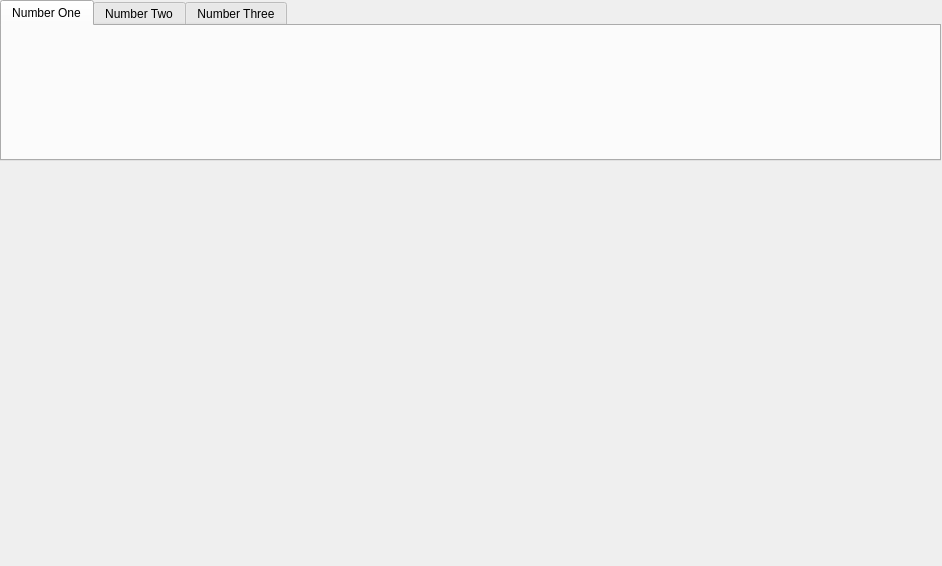
Before: the Qt Designer form ui_devel/gui.ui in ColumbiaCMB/adr_control, drawn with Qt 5.
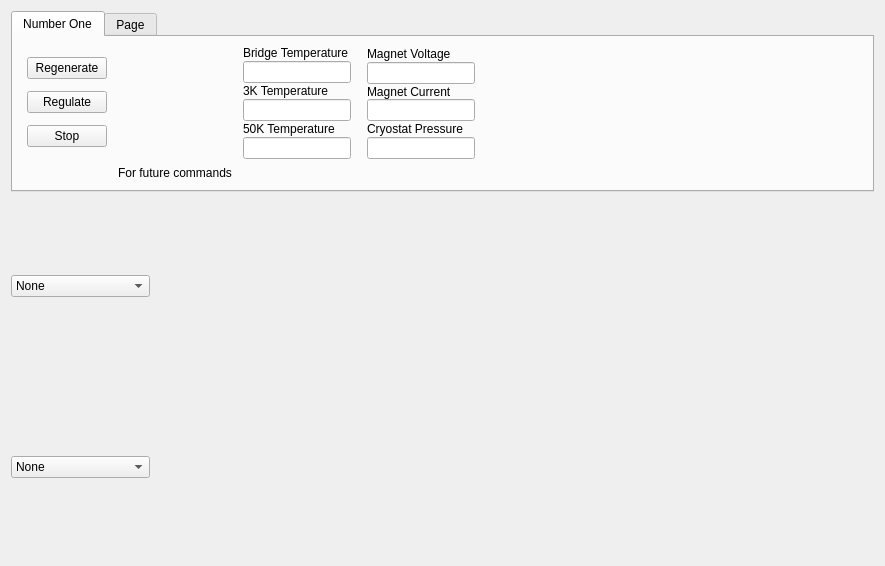
After: the same form once the commit is applied. The open tabs and pages were chosen to show the change.

Commit message: Control gui now contains two plots each of which are individually controlled by a drop-down menu. New class added to support multiple plots. Measurement panel completely redone.

```diff
--- a/ui_devel/gui.ui
+++ b/ui_devel/gui.ui
@@ -6,148 +6,395 @@
    <rect>
     <x>0</x>
     <y>0</y>
-    <width>942</width>
+    <width>885</width>
     <height>566</height>
    </rect>
   </property>
   <property name="windowTitle">
    <string>Form</string>
   </property>
-  <widget class="QTabWidget" name="tabWidget">
-   <property name="geometry">
-    <rect>
-     <x>0</x>
-     <y>0</y>
-     <width>941</width>
-     <height>161</height>
-    </rect>
-   </property>
-   <property name="currentIndex">
-    <number>1</number>
-   </property>
-   <widget class="QWidget" name="tab">
-    <attribute name="title">
-     <string>Number One</string>
-    </attribute>
-   </widget>
-   <widget class="QWidget" name="tab_2">
-    <attribute name="title">
-     <string>Number Two</string>
-    </attribute>
-    <widget class="QWidget" name="gridLayoutWidget">
-     <property name="geometry">
-      <rect>
-       <x>10</x>
-       <y>10</y>
-       <width>631</width>
-       <height>111</height>
-      </rect>
+  <layout class="QGridLayout" name="gridLayout">
+   <item row="0" column="0">
+    <widget class="QTabWidget" name="tabWidget">
+     <property name="sizePolicy">
+      <sizepolicy hsizetype="Expanding" vsizetype="Fixed">
+       <horstretch>0</horstretch>
+       <verstretch>0</verstretch>
+      </sizepolicy>
      </property>
-     <layout class="QGridLayout" name="gridLayout">
-      <item row="1" column="1">
-       <widget class="QLineEdit" name="temp_bridge_value">
-        <property name="readOnly">
-         <bool>true</bool>
-        </property>
-       </widget>
-      </item>
-      <item row="0" column="1">
-       <widget class="QLineEdit" name="bridge_setpoint_value">
-        <property name="readOnly">
-         <bool>true</bool>
-        </property>
-       </widget>
-      </item>
-      <item row="1" column="0">
-       <widget class="QLabel" name="label_2">
-        <property name="text">
-         <string>Bridge Temperature</string>
-        </property>
-       </widget>
-      </item>
-      <item row="0" column="0">
-       <widget class="QLabel" name="label">
-        <property name="text">
-         <string>Bridge Setpoint</string>
-        </property>
-       </widget>
-      </item>
-      <item row="0" column="2">
-       <widget class="QLabel" name="label_3">
-        <property name="text">
-         <string>3K Temp</string>
-        </property>
-       </widget>
-      </item>
-      <item row="0" column="3">
-       <widget class="QLineEdit" name="temp_3k_value">
-        <property name="readOnly">
-         <bool>true</bool>
-        </property>
-       </widget>
-      </item>
-      <item row="1" column="2">
-       <widget class="QLabel" name="label_4">
-        <property name="text">
-         <string>50K Temp</string>
-        </property>
-       </widget>
-      </item>
-      <item row="1" column="3">
-       <widget class="QLineEdit" name="temp_50k_value">
-        <property name="readOnly">
-         <bool>true</bool>
-        </property>
-       </widget>
-      </item>
-      <item row="0" column="4">
-       <widget class="QLabel" name="label_5">
-        <property name="text">
-         <string>Magnet Voltage</string>
-        </property>
-       </widget>
-      </item>
-      <item row="1" column="4">
-       <widget class="QLabel" name="label_6">
-        <property name="text">
-         <string>Magnet Current</string>
-        </property>
-       </widget>
-      </item>
-      <item row="0" column="5">
-       <widget class="QLineEdit" name="magnet_voltage_value">
-        <property name="readOnly">
-         <bool>true</bool>
-        </property>
-       </widget>
-      </item>
-      <item row="1" column="5">
-       <widget class="QLineEdit" name="magnet_current_value">
-        <property name="readOnly">
-         <bool>true</bool>
-        </property>
-       </widget>
-      </item>
-     </layout>
+     <property name="currentIndex">
+      <number>0</number>
+     </property>
+     <widget class="QWidget" name="tab">
+      <property name="sizePolicy">
+       <sizepolicy hsizetype="Preferred" vsizetype="Preferred">
+        <horstretch>0</horstretch>
+        <verstretch>0</verstretch>
+       </sizepolicy>
+      </property>
+      <attribute name="title">
+       <string>Number One</string>
+      </attribute>
+      <layout class="QVBoxLayout" name="verticalLayout_3">
+       <property name="sizeConstraint">
+        <enum>QLayout::SetMinimumSize</enum>
+       </property>
+       <item>
+        <layout class="QGridLayout" name="gridLayout_2">
+         <property name="sizeConstraint">
+          <enum>QLayout::SetMinimumSize</enum>
+         </property>
+         <item row="1" column="1">
+          <widget class="QLabel" name="label">
+           <property name="text">
+            <string>For future commands</string>
+           </property>
+          </widget>
+         </item>
+         <item row="0" column="0">
+          <layout class="QVBoxLayout" name="verticalLayout_4">
+           <property name="spacing">
+            <number>1</number>
+           </property>
+           <property name="sizeConstraint">
+            <enum>QLayout::SetMinimumSize</enum>
+           </property>
+           <property name="leftMargin">
+            <number>5</number>
+           </property>
+           <property name="rightMargin">
+            <number>5</number>
+           </property>
+           <item>
+            <widget class="QPushButton" name="pushButton">
+             <property name="text">
+              <string>Regenerate</string>
+             </property>
+            </widget>
+           </item>
+           <item>
+            <widget class="QPushButton" name="pushButton_3">
+             <property name="text">
+              <string>Regulate</string>
+             </property>
+            </widget>
+           </item>
+           <item>
+            <widget class="QPushButton" name="pushButton_2">
+             <property name="text">
+              <string>Stop</string>
+             </property>
+            </widget>
+           </item>
+          </layout>
+         </item>
+         <item row="0" column="3">
+          <layout class="QVBoxLayout" name="verticalLayout_5">
+           <property name="spacing">
+            <number>0</number>
+           </property>
+           <property name="sizeConstraint">
+            <enum>QLayout::SetMinimumSize</enum>
+           </property>
+           <property name="leftMargin">
+            <number>5</number>
+           </property>
+           <property name="rightMargin">
+            <number>5</number>
+           </property>
+           <item>
+            <widget class="QLabel" name="label_9">
+             <property name="sizePolicy">
+              <sizepolicy hsizetype="Preferred" vsizetype="Preferred">
+               <horstretch>0</horstretch>
+               <verstretch>0</verstretch>
+              </sizepolicy>
+             </property>
+             <property name="text">
+              <string>Magnet Voltage</string>
+             </property>
+            </widget>
+           </item>
+           <item>
+            <widget class="QLineEdit" name="magnet_voltage_value">
+             <property name="sizePolicy">
+              <sizepolicy hsizetype="Minimum" vsizetype="Fixed">
+               <horstretch>0</horstretch>
+               <verstretch>0</verstretch>
+              </sizepolicy>
+             </property>
+             <property name="readOnly">
+              <bool>true</bool>
+             </property>
+            </widget>
+           </item>
+           <item>
+            <widget class="QLabel" name="label_10">
+             <property name="sizePolicy">
+              <sizepolicy hsizetype="Preferred" vsizetype="Preferred">
+               <horstretch>0</horstretch>
+               <verstretch>0</verstretch>
+              </sizepolicy>
+             </property>
+             <property name="text">
+              <string>Magnet Current</string>
+             </property>
+            </widget>
+           </item>
+           <item>
+            <widget class="QLineEdit" name="magnet_current_value">
+             <property name="sizePolicy">
+              <sizepolicy hsizetype="Minimum" vsizetype="Fixed">
+               <horstretch>0</horstretch>
+               <verstretch>0</verstretch>
+              </sizepolicy>
+             </property>
+             <property name="readOnly">
+              <bool>true</bool>
+             </property>
+            </widget>
+           </item>
+           <item>
+            <widget class="QLabel" name="label_11">
+             <property name="sizePolicy">
+              <sizepolicy hsizetype="Preferred" vsizetype="Preferred">
+               <horstretch>0</horstretch>
+               <verstretch>0</verstretch>
+              </sizepolicy>
+             </property>
+             <property name="text">
+              <string>Cryostat Pressure</string>
+             </property>
+            </widget>
+           </item>
+           <item>
+            <widget class="QLineEdit" name="cryo_pressure_value">
+             <property name="sizePolicy">
+              <sizepolicy hsizetype="Minimum" vsizetype="Fixed">
+               <horstretch>0</horstretch>
+               <verstretch>0</verstretch>
+              </sizepolicy>
+             </property>
+             <property name="readOnly">
+              <bool>true</bool>
+             </property>
+            </widget>
+           </item>
+          </layout>
+         </item>
+         <item row="0" column="4">
+          <spacer name="horizontalSpacer_3">
+           <property name="orientation">
+            <enum>Qt::Horizontal</enum>
+           </property>
+           <property name="sizeHint" stdset="0">
+            <size>
+             <width>40</width>
+             <height>20</height>
+            </size>
+           </property>
+          </spacer>
+         </item>
+         <item row="0" column="2">
+          <layout class="QVBoxLayout" name="verticalLayout_6">
+           <property name="spacing">
+            <number>1</number>
+           </property>
+           <property name="leftMargin">
+            <number>5</number>
+           </property>
+           <property name="rightMargin">
+            <number>5</number>
+           </property>
+           <item>
+            <widget class="QLabel" name="label_3">
+             <property name="text">
+              <string>Bridge Temperature</string>
+             </property>
+            </widget>
+           </item>
+           <item>
+            <widget class="QLineEdit" name="temp_bridge_value">
+             <property name="sizePolicy">
+              <sizepolicy hsizetype="Minimum" vsizetype="Fixed">
+               <horstretch>0</horstretch>
+               <verstretch>0</verstretch>
+              </sizepolicy>
+             </property>
+             <property name="readOnly">
+              <bool>true</bool>
+             </property>
+            </widget>
+           </item>
+           <item>
+            <widget class="QLabel" name="label_5">
+             <property name="text">
+              <string>3K Temperature</string>
+             </property>
+            </widget>
+           </item>
+           <item>
+            <widget class="QLineEdit" name="temp_3k_value">
+             <property name="sizePolicy">
+              <sizepolicy hsizetype="Minimum" vsizetype="Fixed">
+               <horstretch>0</horstretch>
+               <verstretch>0</verstretch>
+              </sizepolicy>
+             </property>
+             <property name="readOnly">
+              <bool>true</bool>
+             </property>
+            </widget>
+           </item>
+           <item>
+            <widget class="QLabel" name="label_4">
+             <property name="text">
+              <string>50K Temperature</string>
+             </property>
+            </widget>
+           </item>
+           <item>
+            <widget class="QLineEdit" name="temp_50k_value">
+             <property name="sizePolicy">
+              <sizepolicy hsizetype="Minimum" vsizetype="Fixed">
+               <horstretch>0</horstretch>
+               <verstretch>0</verstretch>
+              </sizepolicy>
+             </property>
+             <property name="readOnly">
+              <bool>true</bool>
+             </property>
+            </widget>
+           </item>
+          </layout>
+         </item>
+        </layout>
+       </item>
+      </layout>
+     </widget>
+     <widget class="QWidget" name="tab_2">
+      <attribute name="title">
+       <string>Page</string>
+      </attribute>
+     </widget>
     </widget>
-   </widget>
-   <widget class="QWidget" name="tab_3">
-    <attribute name="title">
-     <string>Number Three</string>
-    </attribute>
-   </widget>
-  </widget>
-  <widget class="QWidget" name="verticalLayoutWidget">
-   <property name="geometry">
-    <rect>
-     <x>10</x>
-     <y>170</y>
-     <width>921</width>
-     <height>391</height>
-    </rect>
-   </property>
-   <layout class="QVBoxLayout" name="plotLayout"/>
-  </widget>
+   </item>
+   <item row="1" column="0">
+    <layout class="QGridLayout" name="gridLayout_3">
+     <property name="sizeConstraint">
+      <enum>QLayout::SetMaximumSize</enum>
+     </property>
+     <item row="2" column="0">
+      <widget class="QComboBox" name="plotoptions">
+       <item>
+        <property name="text">
+         <string>None</string>
+        </property>
+       </item>
+       <item>
+        <property name="text">
+         <string>Bridge Temperature</string>
+        </property>
+       </item>
+       <item>
+        <property name="text">
+         <string>Bridge Setpoint</string>
+        </property>
+       </item>
+       <item>
+        <property name="text">
+         <string>Magnet Current</string>
+        </property>
+       </item>
+      </widget>
+     </item>
+     <item row="2" column="1">
+      <layout class="QVBoxLayout" name="plotLayout">
+       <item>
+        <spacer name="verticalSpacer_2">
+         <property name="orientation">
+          <enum>Qt::Vertical</enum>
+         </property>
+         <property name="sizeHint" stdset="0">
+          <size>
+           <width>20</width>
+           <height>40</height>
+          </size>
+         </property>
+        </spacer>
+       </item>
+       <item>
+        <spacer name="horizontalSpacer_2">
+         <property name="orientation">
+          <enum>Qt::Horizontal</enum>
+         </property>
+         <property name="sizeHint" stdset="0">
+          <size>
+           <width>40</width>
+           <height>20</height>
+          </size>
+         </property>
+        </spacer>
+       </item>
+      </layout>
+     </item>
+     <item row="3" column="1">
+      <layout class="QVBoxLayout" name="plotLayout_2">
+       <item>
+        <spacer name="verticalSpacer">
+         <property name="orientation">
+          <enum>Qt::Vertical</enum>
+         </property>
+         <property name="sizeHint" stdset="0">
+          <size>
+           <width>20</width>
+           <height>40</height>
+          </size>
+         </property>
+        </spacer>
+       </item>
+       <item>
+        <spacer name="horizontalSpacer">
+         <property name="orientation">
+          <enum>Qt::Horizontal</enum>
+         </property>
+         <property name="sizeHint" stdset="0">
+          <size>
+           <width>40</width>
+           <height>20</height>
+          </size>
+         </property>
+        </spacer>
+       </item>
+      </layout>
+     </item>
+     <item row="3" column="0">
+      <widget class="QComboBox" name="plotoptions2">
+       <item>
+        <property name="text">
+         <string>None</string>
+        </property>
+       </item>
+       <item>
+        <property name="text">
+         <string>Bridge Temperature</string>
+        </property>
+       </item>
+       <item>
+        <property name="text">
+         <string>Bridge Setpoint</string>
+        </property>
+       </item>
+       <item>
+        <property name="text">
+         <string>Magnet Current</string>
+        </property>
+       </item>
+      </widget>
+     </item>
+    </layout>
+   </item>
+  </layout>
  </widget>
  <tabstops>
   <tabstop>tabWidget</tabstop>
```
The commit also changes 2 other files.
